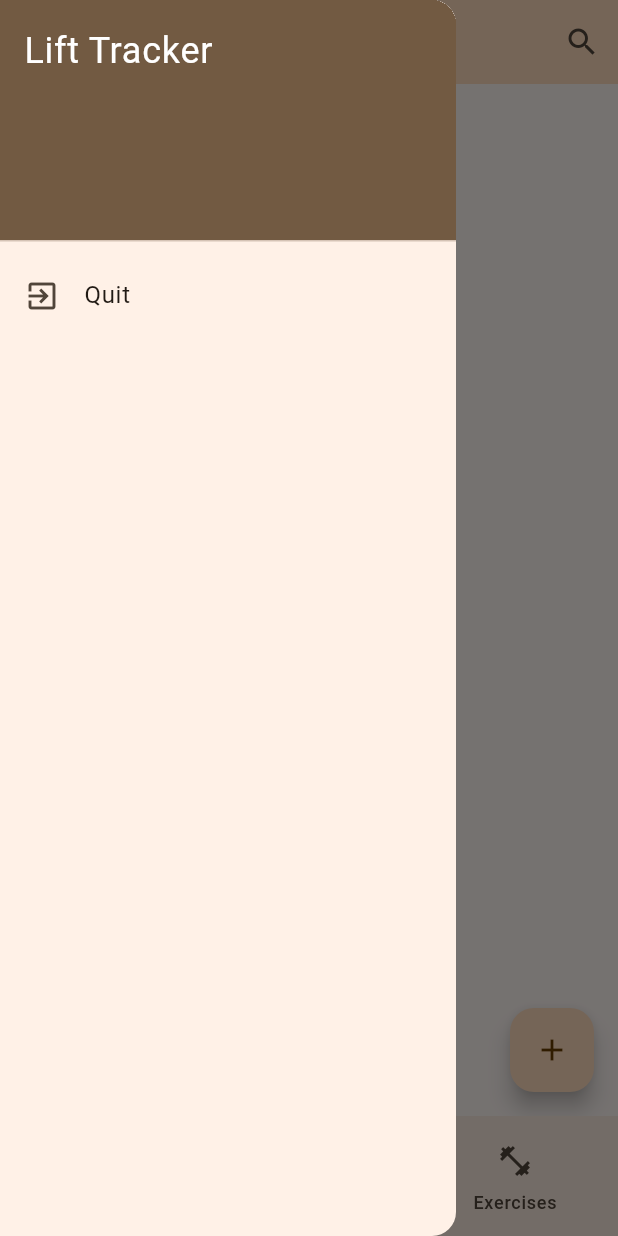
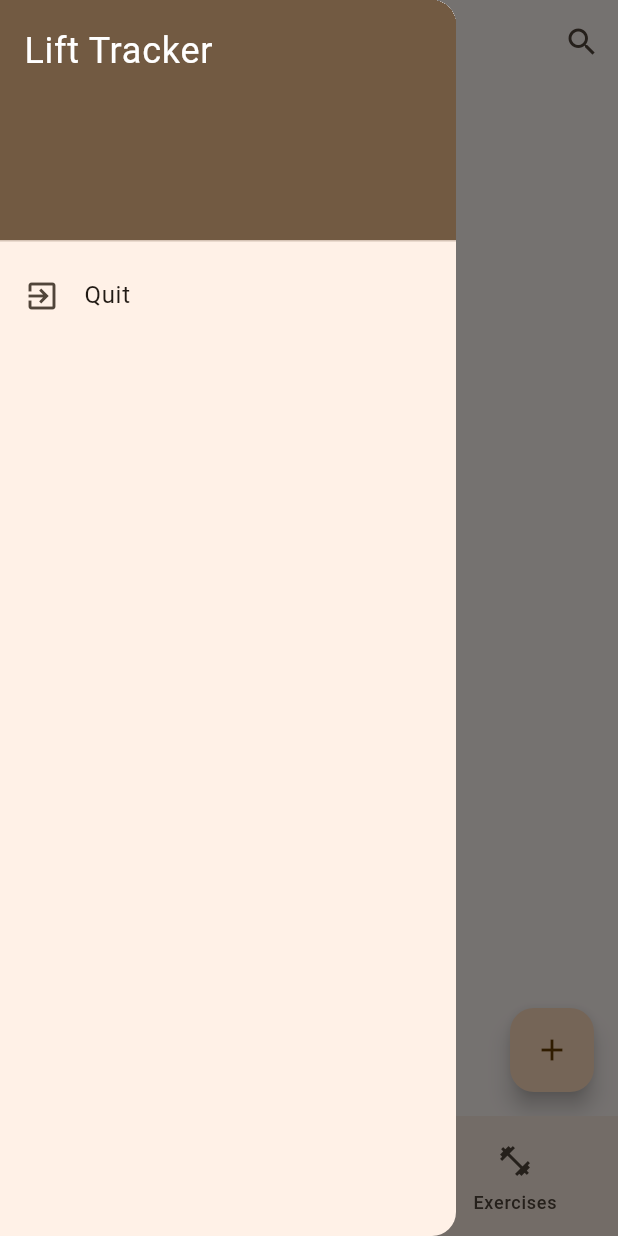
Before and after one commit to PeppeOsmio/lift_tracker, a Flutter app: the screen it shows after launch, with the side drawer open, on a phone screen of 412 x 824 dp. Run offline on Flutter 3.47's test engine with Material 2 defaults, Android fonts, the phone set to English and light mode, and no system bars; drawn by our look-alikes of dynamic_color; our stand-ins replace file_picker, fl_chart, flutter_riverpod, fluttericon, fluttertoast, permission_handler and 2 more; missing offline and left inert: curved_animation_controller, restart_app; accounts and stored records are empty; project files that could hold a hidden picture were left out.

Commit message:
theme fixes and bug fixes

```diff
--- a/lib/android_ui/exercises/exercises.dart
+++ b/lib/android_ui/exercises/exercises.dart
@@ -45,7 +45,6 @@ class _ExercisesState extends State<Exercises> {
     return Scaffold(
       backgroundColor: UIUtilities.getScaffoldBackgroundColor(context),
       appBar: AppBar(
-        backgroundColor: UIUtilities.getAppBarColor(context),
         leading: IconButton(
             onPressed: () {
               if (isSearchBarActivated) {
--- a/lib/android_ui/exercises/selectexercise.dart
+++ b/lib/android_ui/exercises/selectexercise.dart
@@ -47,7 +47,6 @@ class _SelectExercisesState extends State<SelectExercise> {
     return Scaffold(
       backgroundColor: UIUtilities.getScaffoldBackgroundColor(context),
       appBar: AppBar(
-        backgroundColor: UIUtilities.getAppBarColor(context),
         leading: IconButton(
             onPressed: () {
               if (isSearchBarActivated) {
--- a/lib/android_ui/loading.dart
+++ b/lib/android_ui/loading.dart
@@ -37,6 +37,17 @@ class _LoadingState extends ConsumerState<Loading> {
       }
       bool useMaterial3 = lightDynamic != null && darkDynamic != null;
       useMaterial3 = true;
+      lightColorScheme = lightColorScheme;
+      ColorScheme colorScheme =
+          (MediaQuery.of(context).platformBrightness == Brightness.dark
+              ? darkColorScheme
+              : lightColorScheme);
+
+      ThemeData theme = ThemeData(
+          useMaterial3: useMaterial3,
+          colorScheme: colorScheme,
+          scaffoldBackgroundColor: colorScheme.background,
+          dialogBackgroundColor: colorScheme.background);
       return MaterialApp(
         supportedLocales: const [
           Locale('en', ''),
@@ -59,12 +70,7 @@ class _LoadingState extends ConsumerState<Loading> {
           }
           return supportedLocales.first;
         },
-        theme: ThemeData(
-            useMaterial3: useMaterial3,
-            colorScheme:
-                MediaQuery.of(context).platformBrightness == Brightness.dark
-                    ? darkColorScheme
-                    : lightColorScheme),
+        theme: theme,
         home: App(useMaterial3: true),
         debugShowCheckedModeBanner: false,
       );
--- a/lib/android_ui/sessions/newsession.dart
+++ b/lib/android_ui/newsession/newsession.dart
@@ -4,7 +4,7 @@ import 'package:flutter/material.dart';
 import 'package:flutter/src/widgets/container.dart';
 import 'package:flutter/src/widgets/framework.dart';
 import 'package:flutter_riverpod/flutter_riverpod.dart';
-import 'package:lift_tracker/android_ui/sessions/exerciserecorditem.dart';
+import 'package:lift_tracker/android_ui/newsession/exerciserecorditem.dart';
 import 'package:lift_tracker/android_ui/uiutilities.dart';
 import 'package:lift_tracker/data/classes/exercise.dart';
 import 'package:lift_tracker/data/classes/exerciserecord.dart';
@@ -81,7 +81,7 @@ class _NewSessionState extends ConsumerState<NewSession>
           int reps = int.parse(repsControllersList[i][j].text);
           double weight = double.parse(weightControllersList[i][j].text);
           int? rpe = int.tryParse(rpeControllersList[i][j].text);
-          if (reps <= 0 || weight <= 0 || (rpe != null && rpe <= 0)) {
+          if (reps < 0 || weight < 0 || (rpe != null && rpe <= 0)) {
             return false;
           }
         } catch (e) {
@@ -108,7 +108,6 @@ class _NewSessionState extends ConsumerState<NewSession>
       child: Scaffold(
         backgroundColor: UIUtilities.getScaffoldBackgroundColor(context),
         appBar: AppBar(
-          backgroundColor: UIUtilities.getAppBarColor(context),
           title: Text(UIUtilities.loadTranslation(context, 'newSessionOf') +
               ' ${widget.workout.name}'),
           actions: [
--- a/lib/android_ui/workoutlist/workoutlist.dart
+++ b/lib/android_ui/workoutlist/workoutlist.dart
@@ -10,7 +10,7 @@ import 'package:lift_tracker/android_ui/workouts/newworkout.dart';
 import 'package:lift_tracker/data/classes/workout.dart';
 import 'package:lift_tracker/data/database/database.dart';
 import 'package:lift_tracker/data/helper.dart';
-import 'package:lift_tracker/android_ui/sessions/newsession.dart';
+import 'package:lift_tracker/android_ui/newsession/newsession.dart';
 
 class WorkoutList extends ConsumerStatefulWidget {
   const WorkoutList({
@@ -163,7 +163,7 @@ class _WorkoutListState extends ConsumerState<WorkoutList> {
         ),
         backgroundColor: isAppBarSelected
             ? UIUtilities.getSelectedAppBarColor(context)
-            : UIUtilities.getAppBarColor(context),
+            : null,
       ),
       drawer: isAppBarSelected || isSearchBarActivated ? null : CustomDrawer(),
       body: GestureDetector(
--- a/lib/android_ui/workouts/newworkout.dart
+++ b/lib/android_ui/workouts/newworkout.dart
@@ -54,7 +54,6 @@ class _NewWorkoutState extends ConsumerState<NewWorkout> {
       child: Scaffold(
         backgroundColor: UIUtilities.getScaffoldBackgroundColor(context),
         appBar: AppBar(
-          backgroundColor: UIUtilities.getAppBarColor(context),
           leading: IconButton(
             icon: Icon(Icons.close),
             onPressed: () {
```
Also changed, not shown: lib/android_ui/history/history.dart (+9 -3 lines), lib/android_ui/session/session.dart (added, +26 -0 lines), lib/android_ui/uiutilities.dart (+9 -24 lines), lib/android_ui/newsession/exerciserecorditem.dart (renamed from lib/android_ui/sessions/exerciserecorditem.dart).
